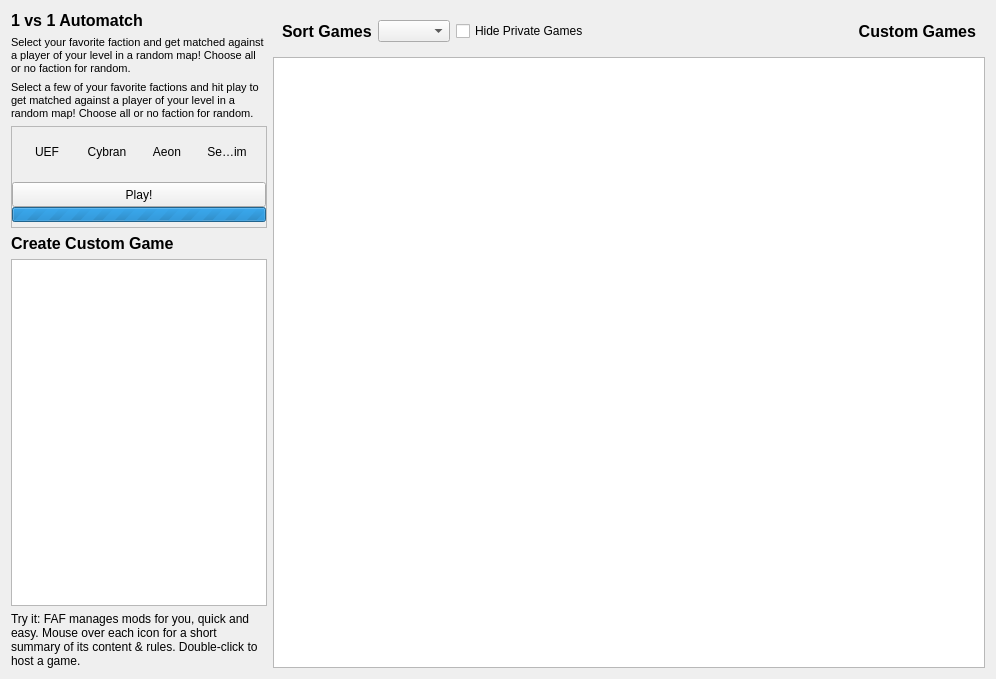
Before: the Qt Designer form res/games/games.ui in FAForever/client, drawn with Qt 5.
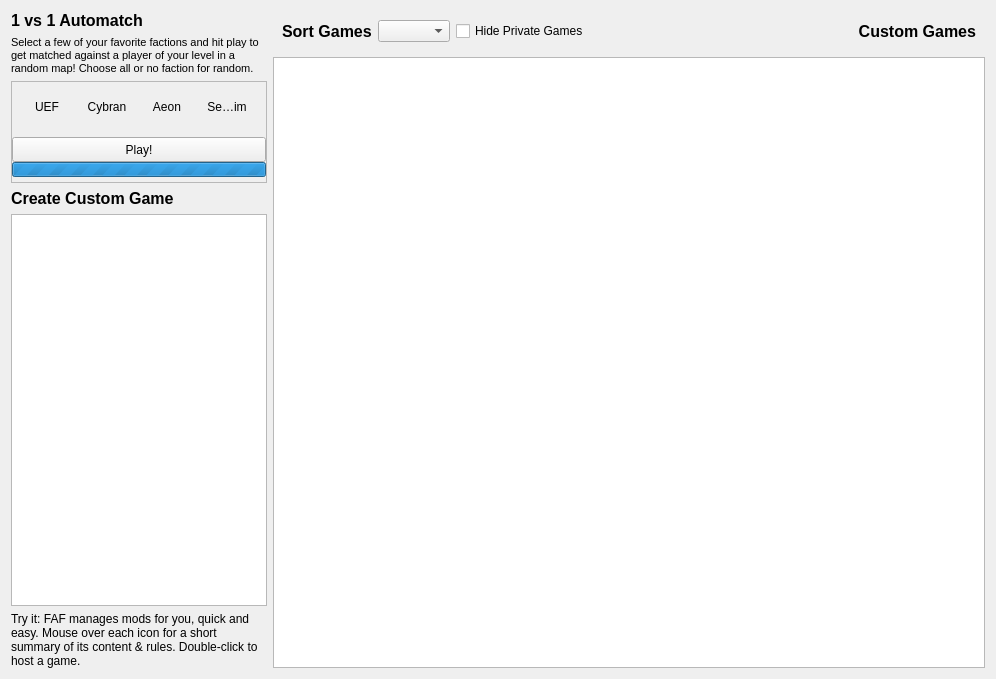
After: the same form once the commit is applied.

Commit message:
remove unused label [subset]RankHint from gameswidget
add changelog

Patch:
```diff
--- a/res/games/games.ui
+++ b/res/games/games.ui
@@ -59,29 +59,6 @@
             </item>
             <item>
               <widget class="QLabel" name="labelRankedHint">
-                <property name="palette">
-                  <palette>
-                    <active/>
-                    <inactive/>
-                    <disabled/>
-                  </palette>
-                </property>
-                <property name="mouseTracking">
-                  <bool>true</bool>
-                </property>
-                <property name="text">
-                  <string>&lt;!DOCTYPE HTML PUBLIC &quot;-//W3C//DTD HTML 4.0//EN&quot; &quot;http://www.w3.org/TR/REC-html40/strict.dtd&quot;&gt;&lt;html&gt;&lt;head&gt;&lt;meta name=&quot;qrichtext&quot; content=&quot;1&quot; /&gt;&lt;style type=&quot;text/css&quot;&gt;p, li { white-space: pre-wrap; }&lt;/style&gt;&lt;/head&gt;&lt;body style=&quot; font-family:'MS Shell Dlg 2'; font-size:8.25pt; font-weight:400; font-style:normal;&quot;&gt;&lt;p style=&quot; margin-top:12px; margin-bottom:12px; margin-left:0px; margin-right:0px; -qt-block-indent:0; text-indent:0px;&quot;&gt;Select your favorite faction and get matched against a player of your level in a random map! Choose all or no faction for random.&lt;/p&gt;&lt;/body&gt;&lt;/html&gt;</string>
-                </property>
-                <property name="alignment">
-                  <set>Qt::AlignLeading|Qt::AlignLeft|Qt::AlignVCenter</set>
-                </property>
-                <property name="wordWrap">
-                  <bool>true</bool>
-                </property>
-              </widget>
-            </item>
-            <item>
-              <widget class="QLabel" name="labelSubsetRankedHint">
                 <property name="mouseTracking">
                   <bool>true</bool>
                 </property>
```
Lines whose indentation alone changed are shown as unchanged. The commit also changes 3 other files.
